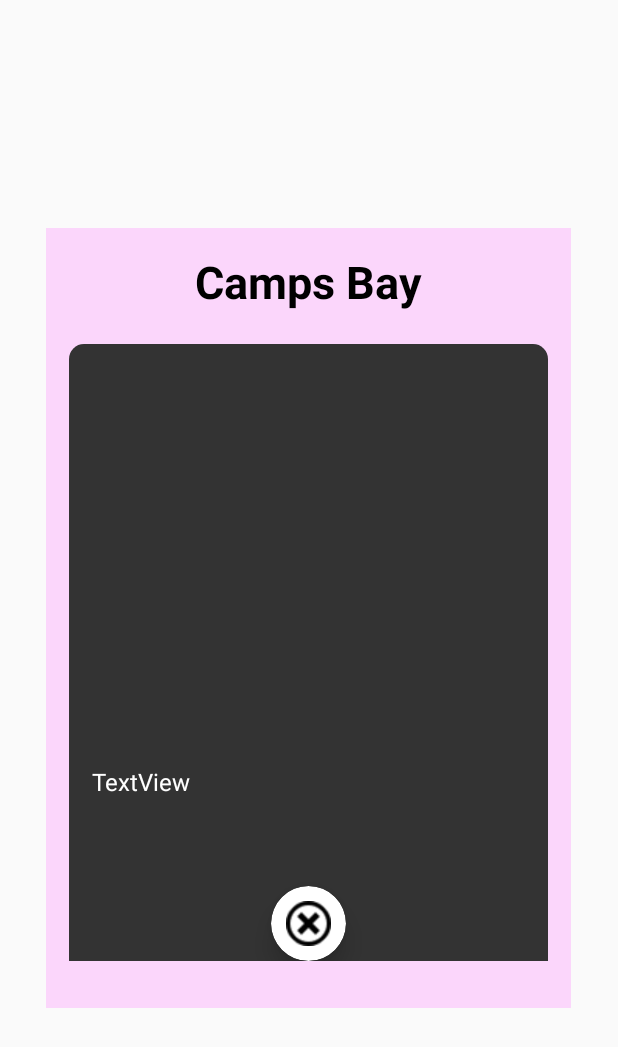
After one commit to TheAidaan/OPSC7311, an Android app: the layout open_category_folder.xml on its own in the app's theme, with its tools: preview values and no code run, on a phone screen of 412 x 824 dp. The commit adds this screen. Shown: the top 1047 px of the screen. Run offline under Robolectric (Android 15) with nearby library versions, the phone set to English and light mode, and no system bars.

Commit message:
how tf am i supposed to make a background transfucking parent

```diff
--- /dev/null
+++ b/app/src/main/res/layout/open_category_folder.xml
@@ -0,0 +1,69 @@
+<LinearLayout xmlns:android="http://schemas.android.com/apk/res/android"
+    xmlns:app="http://schemas.android.com/apk/res-auto"
+    android:layout_width="350dp"
+    android:layout_height="520dp"
+    android:layout_gravity="center"
+    android:background="@color/material_on_background_disabled"
+    android:orientation="vertical"
+    android:padding="15dp">
+
+    <TextView
+        android:id="@+id/txtTitle_open_category_popup_menu"
+        android:layout_width="match_parent"
+        android:layout_height="62dp"
+        android:layout_gravity="center"
+        android:text="Camps Bay"
+        android:textAlignment="center"
+        android:textColor="@color/black"
+        android:textSize="30sp"
+        android:textStyle="bold" />
+
+    <LinearLayout
+        android:layout_width="match_parent"
+        android:layout_height="wrap_content"
+        android:background="@drawable/view_popup_menu"
+        android:backgroundTint="#333333"
+        android:orientation="vertical"
+        android:paddingTop="15dp">
+
+        <HorizontalScrollView
+            android:layout_width="match_parent"
+            android:layout_height="250dp">
+
+            <LinearLayout
+                android:id="@+id/llContents_open_category_popup_menu"
+                android:layout_width="wrap_content"
+                android:layout_height="match_parent"
+                android:orientation="horizontal" />
+        </HorizontalScrollView>
+
+        <TextView
+            android:id="@+id/txtDescription_open_category_popup_menu"
+            android:layout_width="match_parent"
+            android:layout_height="96dp"
+            android:padding="15dp"
+            android:text="TextView"
+            android:textAlignment="textStart"
+            android:textColor="@color/white"
+            android:textSize="16sp" />
+
+        <androidx.cardview.widget.CardView
+            android:layout_width="50dp"
+            android:layout_height="50dp"
+            app:cardCornerRadius="75dp"
+            app:cardElevation="10dp"
+            android:layout_gravity="center">
+
+            <ImageView
+                android:id="@+id/btn_close_open_category_popup_menu"
+                android:layout_width="30dp"
+                android:layout_height="30dp"
+                android:layout_gravity="center"
+                android:background="@mipmap/close"
+                android:backgroundTint="@color/black"
+                app:layout_constraintBottom_toBottomOf="parent" />
+        </androidx.cardview.widget.CardView>
+
+    </LinearLayout>
+
+</LinearLayout>
--- a/app/src/main/res/layout/view_popup_menu.xml
+++ b/app/src/main/res/layout/view_popup_menu.xml
@@ -3,7 +3,7 @@
     android:layout_width="350dp"
     android:layout_height="520dp"
     android:layout_gravity="center"
-    android:background="#00FFFFFF"
+    android:background="@color/material_on_background_disabled"
     android:orientation="vertical"
     android:padding="15dp">
 
@@ -94,7 +94,7 @@
             app:cardElevation="10dp">
 
             <ImageView
-                android:id="@+id/btnClose_view_popup_menu"
+                android:id="@+id/btn_close_view_popup_menu"
                 android:layout_width="30dp"
                 android:layout_height="30dp"
                 android:layout_gravity="center"
```
Also changed, not shown: app/src/main/java/com/example/opsc7311/HomeActivity.java (+22 -4 lines), app/src/main/java/com/example/opsc7311/ProfileActivity.java (+11 -6 lines), app/src/main/res/layout/activity_home.xml (+11 -7 lines).
